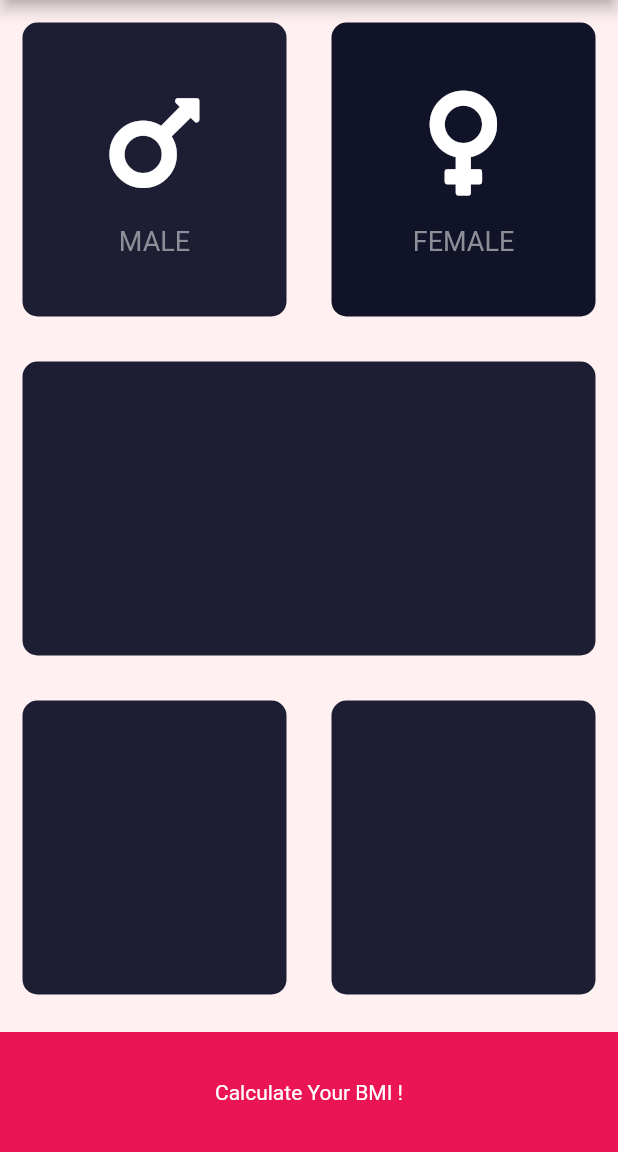
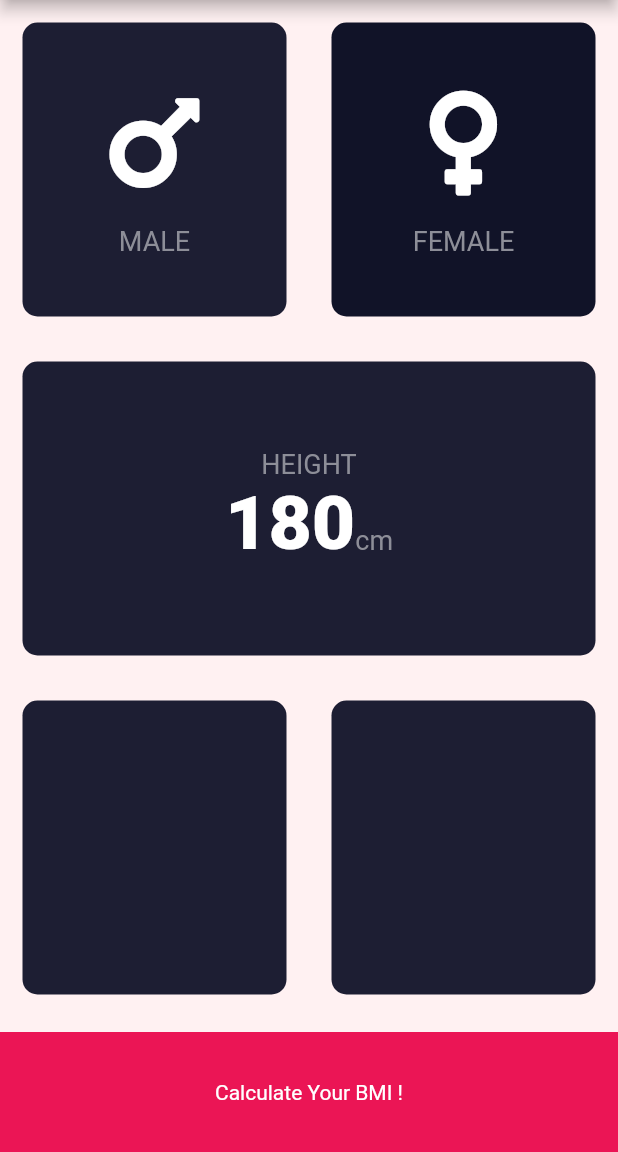
Before and after one commit to justdvnsh/BMI-Calculator, a Flutter app: the screen it shows after launch, after a tap on "MALE", on a phone screen of 412 x 824 dp, the part 84-1236 px from its top. Run offline on Flutter 3.47's test engine with Material 2 defaults, Android fonts, the phone set to English and light mode, and no system bars; our stand-ins replace font_awesome_flutter.

Commit message:
refactored the cde

```diff
--- a/lib/ReusableCard.dart
+++ b/lib/ReusableCard.dart
@@ -4,17 +4,21 @@ class ReusableCard extends StatelessWidget {
 
   final Color colour;
   final Widget cardChild;
+  final Function onPress;
 
-  ReusableCard({@required this.colour, this.cardChild});
+  ReusableCard({@required this.colour, this.cardChild, this.onPress});
 
   @override
   Widget build(BuildContext context) {
-    return Container(
-      margin: EdgeInsets.all(15.0),
-      child: cardChild,
-      decoration: BoxDecoration(
-        color: colour,
-        borderRadius: BorderRadius.circular(10.0),
+    return GestureDetector(
+      onTap: onPress,
+      child: Container(
+        margin: EdgeInsets.all(15.0),
+        child: cardChild,
+        decoration: BoxDecoration(
+          color: colour,
+          borderRadius: BorderRadius.circular(10.0),
+        ),
       ),
     );
   }
--- /dev/null
+++ b/lib/constants.dart
@@ -0,0 +1,24 @@
+import 'package:flutter/material.dart';
+
+
+// consts.
+// heights and widths
+const bottomButtonHeight = 80.0;
+// colors
+const primaryColor = Color(0XFF1D1E33);
+const inActiveCardColor = Color(0XFF111328);
+const accentColor = Color(0XFFEB1555);
+
+
+const labelTextStyle = TextStyle(
+    fontSize: 18.0,
+    color: Color(0XFF8D8E98)
+);
+
+const numberTextStyle = TextStyle(
+  fontSize: 50.0,
+  fontWeight: FontWeight.w900
+); //TextStyle
+
+const heightOfSizedBox = 15.0;
+const iconSize = 80.0;
--- a/lib/icon_content.dart
+++ b/lib/icon_content.dart
@@ -1,12 +1,5 @@
 import 'package:flutter/material.dart';
-
-const labelTextStyle = TextStyle(
-    fontSize: 18.0,
-    color: Color(0XFF8D8E98)
-);
-
-const heightOfSizedBox = 15.0;
-const iconSize = 80.0;
+import 'constants.dart';
 
 class IconContent extends StatelessWidget {
 
--- a/lib/input_page.dart
+++ b/lib/input_page.dart
@@ -3,14 +3,7 @@ import 'package:flutter/material.dart';
 import 'ReusableCard.dart';
 import 'package:font_awesome_flutter/font_awesome_flutter.dart';
 import 'icon_content.dart';
-
-// consts.
-// heights and widths
-const bottomButtonHeight = 80.0;
-// colors
-const primaryColor = Color(0XFF1D1E33);
-const inActiveCardColor = Color(0XFF111328);
-const accentColor = Color(0XFFEB1555);
+import 'constants.dart';
 
 // enum for gender
 enum Gender {
@@ -24,28 +17,7 @@ class InputPage extends StatefulWidget {
 
 class _InputPageState extends State<InputPage> {
 
-  Color maleCardColor = inActiveCardColor;
-  Color femaleCardColor = inActiveCardColor;
-
-  void updateColor(Gender selectedGender) {
-    if (selectedGender == Gender.male) {
-      // male card was pressed
-      if (maleCardColor == inActiveCardColor) {
-        maleCardColor = primaryColor;
-        femaleCardColor = inActiveCardColor;
-      } else {
-        maleCardColor = inActiveCardColor;
-      }
-    } else if (selectedGender == Gender.female) {
-      // female card pressed
-      if (femaleCardColor == inActiveCardColor) {
-        femaleCardColor = primaryColor;
-        maleCardColor = inActiveCardColor;
-      } else {
-        femaleCardColor = inActiveCardColor;
-      }
-    }
-  }
+  Gender selectedGender;
 
   @override
   Widget build(BuildContext context) {
@@ -56,39 +28,36 @@ class _InputPageState extends State<InputPage> {
         ),
       ),
       body: Column(
+        crossAxisAlignment: CrossAxisAlignment.stretch,
         children: <Widget>[
           Expanded(
             child: Row(
               children: <Widget>[
                 Expanded(
-                  child: GestureDetector(
-                    onTap: () {
+                  child: ReusableCard(
+                    onPress: () {
                       setState(() {
-                        updateColor(Gender.male);
+                        selectedGender = Gender.male;
                       });
                     },
-                    child: ReusableCard(
-                      colour: maleCardColor,
+                    colour: selectedGender == Gender.male ? primaryColor : inActiveCardColor,
                     cardChild: IconContent(
                       name: "MALE",
                       icon: FontAwesomeIcons.mars,
                     ),
                   ),
                 ),
-                ),
                 Expanded(
-                  child: GestureDetector(
-                    onTap: () {
+                  child: ReusableCard(
+                    onPress: () {
                       setState(() {
-                        updateColor(Gender.female);
+                        selectedGender = Gender.female;
                       });
                     },
-                    child: ReusableCard(
-                      colour: femaleCardColor,
+                    colour: selectedGender == Gender.female ? primaryColor : inActiveCardColor,
                     cardChild: IconContent(
                       name: "FEMALE",
                       icon: FontAwesomeIcons.venus,
-                      ),
                     ),
                   ),
                 ),
@@ -98,6 +67,30 @@ class _InputPageState extends State<InputPage> {
           Expanded(
             child: ReusableCard(
               colour: primaryColor,
+              cardChild: Column(
+                mainAxisAlignment: MainAxisAlignment.center,
+                children: <Widget>[
+                  Text(
+                      'HEIGHT',
+                  style: labelTextStyle
+                  ),
+                  Row(
+                    mainAxisAlignment: MainAxisAlignment.center,
+                    crossAxisAlignment: CrossAxisAlignment.baseline,
+                    textBaseline: TextBaseline.alphabetic,
+                    children: <Widget>[
+                      Text(
+                        "180",
+                        style: numberTextStyle,
+                      ),
+                      Text(
+                        "cm",
+                        style: labelTextStyle,
+                      ),
+                    ],
+                  ),
+                ],
+              ),
             ),
           ),
           Expanded(
```
Lines whose indentation alone changed are shown as unchanged.
